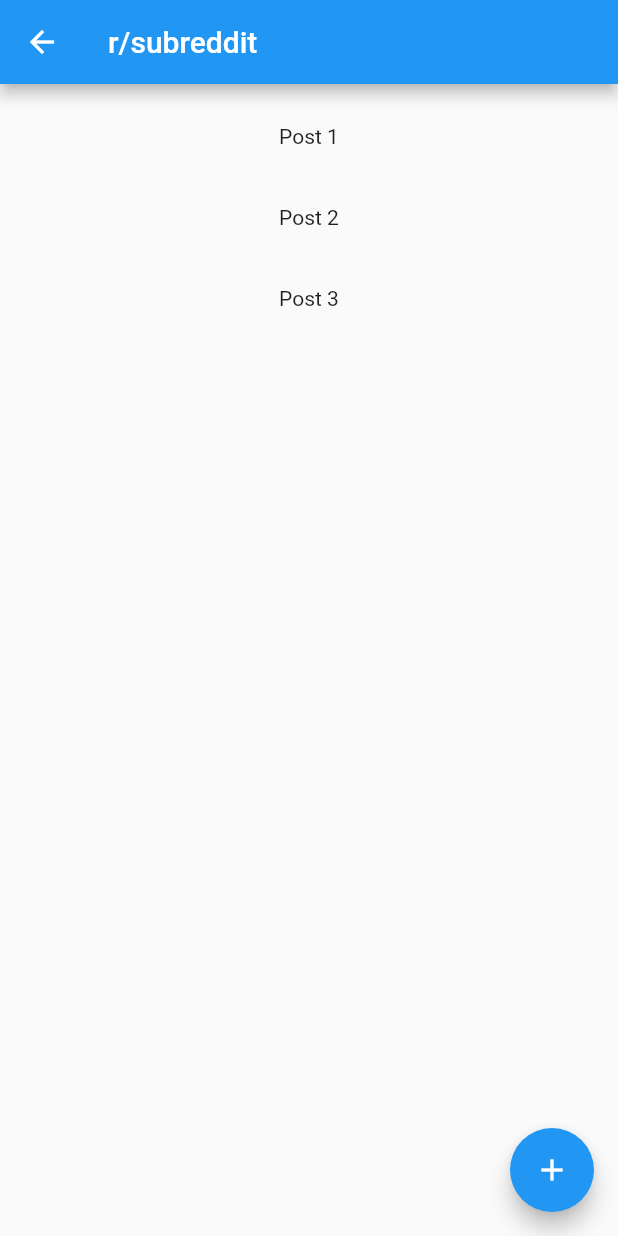
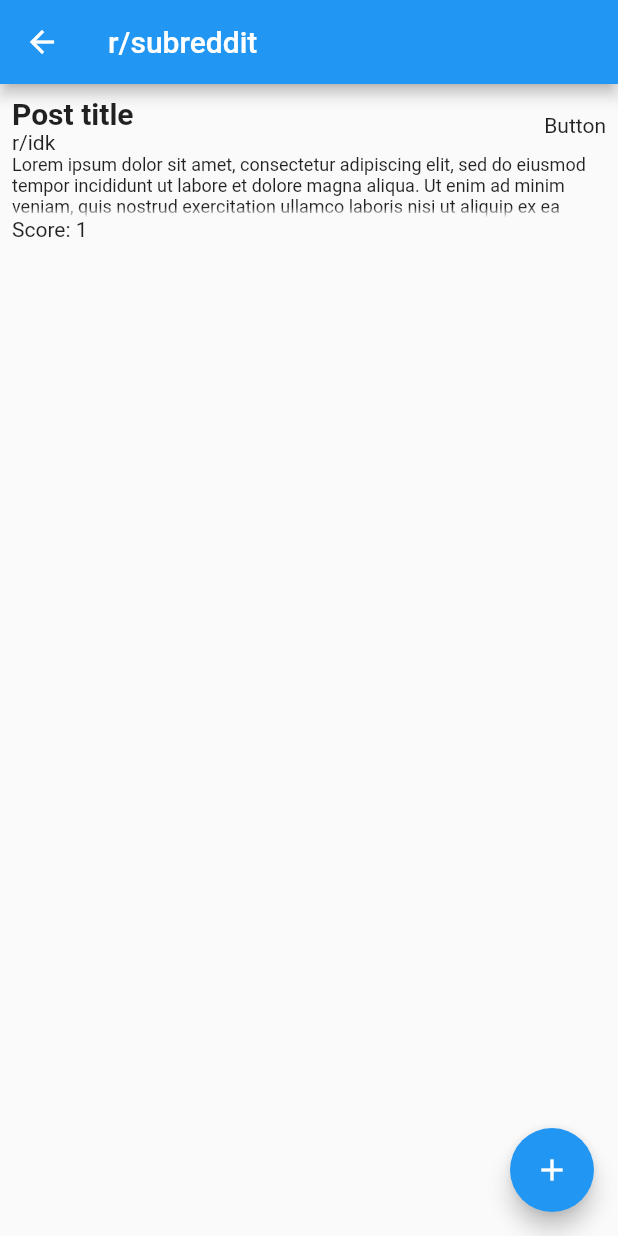
Before and after one commit to KaguneAstra/Yomu, a Flutter app: the screen it shows after launch, after a tap on "Goto subreddit view page", on a phone screen of 412 x 824 dp. Run offline on Flutter 3.47's test engine with Material 2 defaults, Android fonts, the phone set to English and light mode, and no system bars.

Commit message:
Rename container.dart to post_container.dart Add text wrapping and allignment to the post containers

```diff
--- a/lib/screens/subreddit_view/subreddit_view.dart
+++ b/lib/screens/subreddit_view/subreddit_view.dart
@@ -1,7 +1,8 @@
 import 'package:flutter/material.dart';
-//import 'package:yomu_for_reddit/widgets/container.dart';
+import 'package:yomu_for_reddit/widgets/post_container.dart';
 
 List<String> posts = <String>["Post 1", "Post 2", "Post 3"];
+int counter = 1;
 
 class SubredditView extends StatefulWidget {
   @override
@@ -11,7 +12,7 @@ class SubredditView extends StatefulWidget {
 class _SubredditViewState extends State<SubredditView> {
   void addPostToList() {
     setState(() {
-      posts.insert(posts.length, "A new post has arrived");
+      counter++;
     });
   }
 
@@ -27,15 +28,9 @@ class _SubredditViewState extends State<SubredditView> {
           Expanded(
             child: ListView.builder(
               padding: const EdgeInsets.all(8),
-              itemCount: posts.length,
+              itemCount: counter,
               itemBuilder: (BuildContext context, int index) {
-                return Container(
-                  height: 50,
-                  margin: EdgeInsets.all(2),
-                  child: Center(
-                    child: Text('${posts[index]}'),
-                  ),
-                );
+                return PostContainer(counter);
               },
             ),
           ),
--- a/lib/widgets/container.dart
+++ /dev/null
@@ -1,62 +0,0 @@
-import 'package:flutter/material.dart';
-
-int _score;
-
-class PostContainer extends StatelessWidget {
-  @override
-  Widget build(BuildContext context) {
-    return Column(
-      children: [
-        //Top row for Post(title, subreddit, options)
-        Row(
-          children: [
-            Column(
-              children: [
-                Container(
-                  padding: EdgeInsets.all(8),
-                  child: Text(
-                    'Post title',
-                    style: TextStyle(fontWeight: FontWeight.bold),
-                  ),
-                ),
-                Container(
-                  child: Text(
-                    'r/idk',
-                  ),
-                ),
-              ],
-            ),
-            Container(
-              child: Text('Button'),
-            ),
-          ],
-        ),
-        //image or post text container
-        Container(
-          child: Text('ahahahahah why are you looking here'),
-        ),
-        //upvote/downvote row
-        Row(
-          children: [
-            Container(
-              child: Text('Score: $_score'),
-            ),
-          ],
-        ),
-      ],
-    );
-  }
-
-  /*
-    This post container will contain 2 rows and
-    a picture/text container in the middle
-    the first row will contain a column and 1 button on the right side
-
-    The container will either have a picture or text
-
-    The last row will contain upvote/downvote and other buttons
-  */
-  PostContainer(int score) {
-    _score = score;
-  }
-}
--- /dev/null
+++ b/lib/widgets/post_container.dart
@@ -0,0 +1,78 @@
+import 'package:flutter/material.dart';
+
+int _score;
+
+class PostContainer extends StatelessWidget {
+  @override
+  Widget build(BuildContext context) {
+    return Column(
+      children: [
+        //Top row for Post(title, subreddit, options)
+        Row(
+          children: [
+            Expanded(
+              child: Column(
+                crossAxisAlignment: CrossAxisAlignment.start,
+                children: [
+                  Container(
+                    child: Text(
+                      "Post title",
+                      textAlign: TextAlign.right,
+                      style: TextStyle(
+                        fontWeight: FontWeight.bold,
+                        fontSize: 20,
+                      ),
+                    ),
+                  ),
+                  Container(
+                    child: Text(
+                      "r/idk",
+                      textAlign: TextAlign.left,
+                    ),
+                  ),
+                ],
+              ),
+            ),
+            Container(
+              child: Text('Button'),
+            ),
+          ],
+        ),
+        //image or post text container
+        Container(
+          width: 700,
+          child: Text(
+            'Lorem ipsum dolor sit amet, consectetur adipiscing elit, sed do eiusmod tempor incididunt ut labore et dolore magna aliqua. Ut enim ad minim veniam, quis nostrud exercitation ullamco laboris nisi ut aliquip ex ea commodo consequat. Duis aute irure dolor in reprehenderit in voluptate velit esse cillum dolore eu fugiat nulla pariatur. Excepteur sint occaecat cupidatat non proident, sunt in culpa qui officia deserunt mollit anim id est laborum.',
+            textAlign: TextAlign.left,
+            overflow: TextOverflow.fade,
+            maxLines: 3,
+            style: TextStyle(
+              fontSize: 12,
+            ),
+          ),
+        ),
+        //upvote/downvote row
+        Row(
+          children: [
+            Container(
+              child: Text('Score: $_score'),
+            ),
+          ],
+        ),
+      ],
+    );
+  }
+
+  /*
+    This post container will contain 2 rows and
+    a picture/text container in the middle
+    the first row will contain a column and 1 button on the right side
+
+    The container will either have a picture or text
+
+    The last row will contain upvote/downvote and other buttons
+  */
+  PostContainer(int score) {
+    _score = score;
+  }
+}
```
